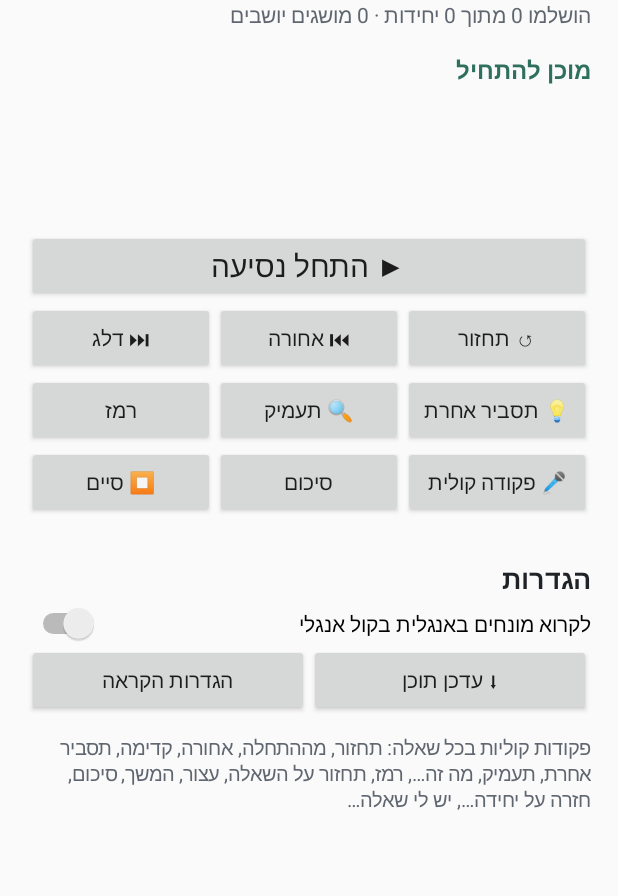
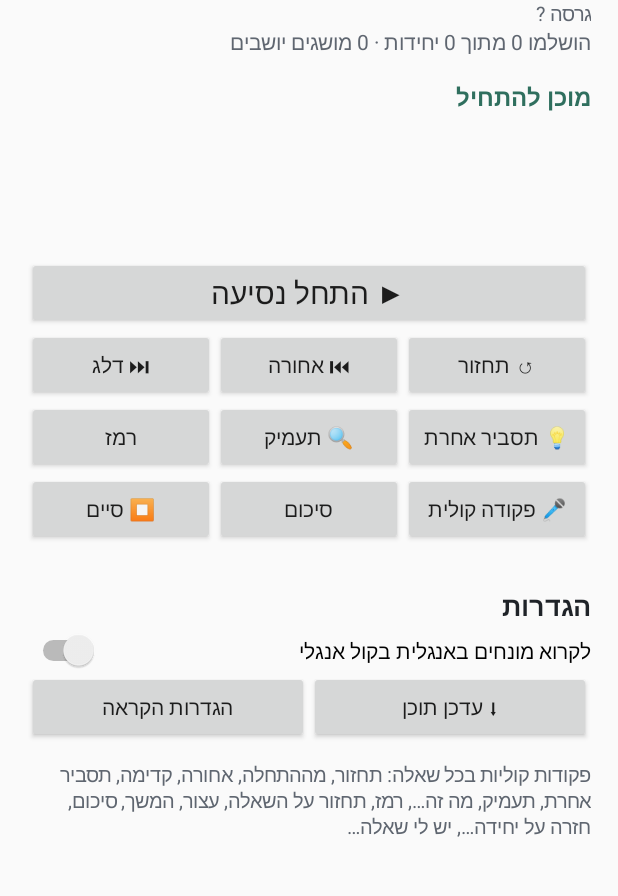
Before and after one commit to or3005/drive-learning, an Android app: the screen it shows after launch (MainActivity), on a phone screen of 412 x 824 dp, the part 89-985 px from its top. Run offline under Robolectric (Android 15) with nearby library versions, the phone set to English and light mode, and no system bars; network calls fail; pictures from the network do not load.

Commit message:
Show the app version on the main screen
Co-Authored-By: Claude Opus 5.5 <noreply@anthropic.com>
Claude-Session: https://claude.ai/code/session_01FPp1DRCTH8EuCTscuZrdpz

```diff
--- a/android/app/src/main/java/com/or3005/drivelearning/ui/MainActivity.kt
+++ b/android/app/src/main/java/com/or3005/drivelearning/ui/MainActivity.kt
@@ -122,6 +122,8 @@ class MainActivity : ComponentActivity() {
             setPadding(dp(18), dp(24), dp(18), dp(32))
         }
         root.addView(text("Drive Learning", 26f, bold = true))
+        val version = runCatching { packageManager.getPackageInfo(packageName, 0).versionName }.getOrNull() ?: "?"
+        root.addView(text("גרסה $version", 13f, color = GREY))
         progressText = text("", 14f, color = GREY).also { root.addView(it) }
         setupText = text("", 14f, color = Color.parseColor("#B74B4B")).also { root.addView(it) }
 
```
